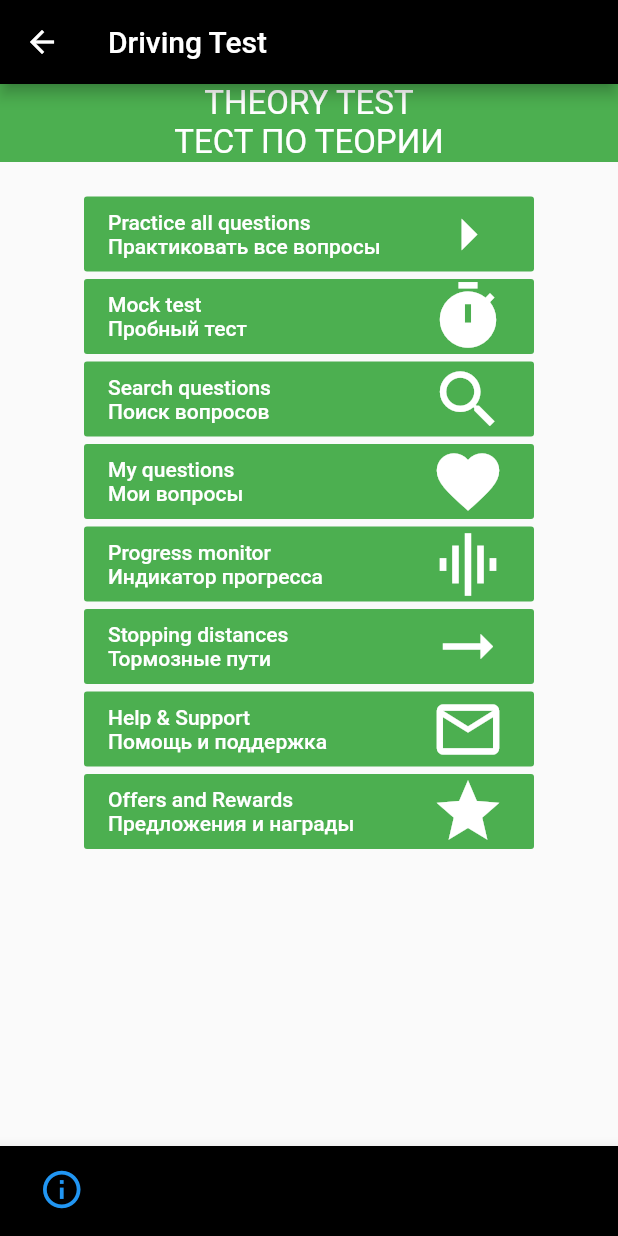
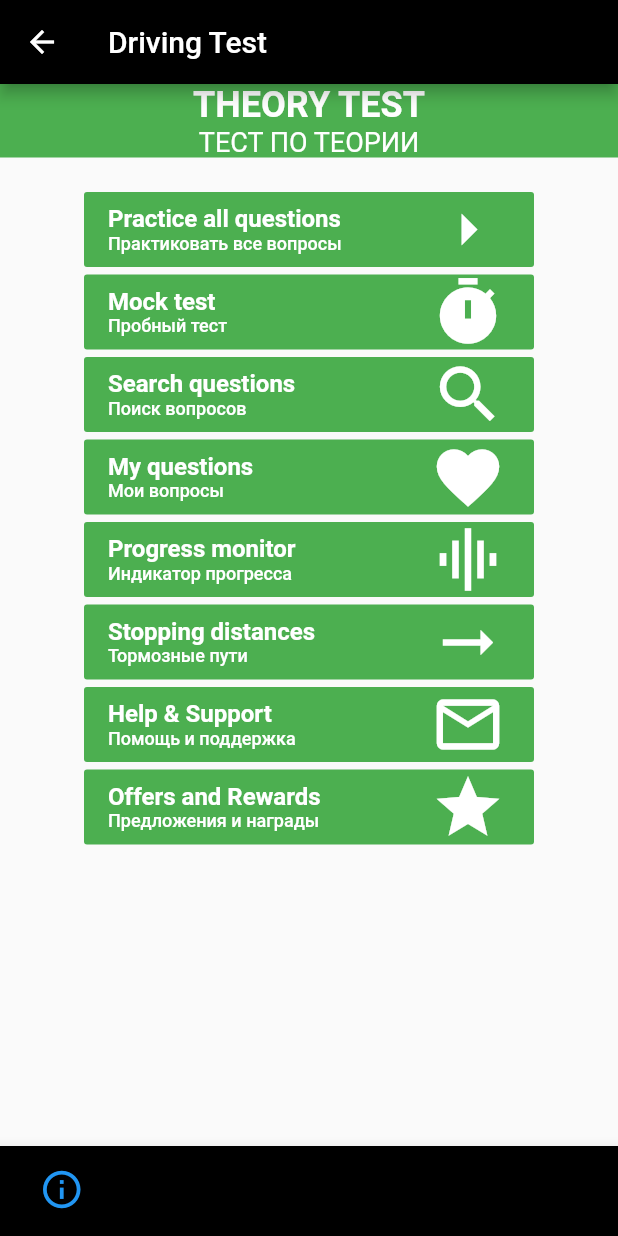
Before and after one commit to Impulseone/DrivingTheoryTest, a Flutter app: the screen it shows after launch, after a tap on "THEORY TEST", on a phone screen of 412 x 824 dp. Run offline on Flutter 3.47's test engine with Material 2 defaults, Android fonts, the phone set to English and light mode, and no system bars; our stand-ins replace rxdart, sqflite; accounts and stored records are empty.

Commit message:
text theme update

```diff
--- a/dirving_theory_test/assets/questions.json
+++ b/dirving_theory_test/assets/questions.json
@@ -3,7 +3,7 @@
     "id": 1,
     "category": "Alertness",
     "hasImage": true,
-    "question": "What does this sign mean?\n\nЧто означает этот знак?",
+    "question": "What does this sign mean?\nЧто означает этот знак?",
     "answer_1": "Mini-roundabout\nМини-карусель",
     "answer_2": "Ring road\nКольцевая дорога",
     "answer_3": "Buses turning\nАвтобусный поворот",
--- /dev/null
+++ b/dirving_theory_test/lib/extension/custom_text_style.dart
@@ -0,0 +1,23 @@
+import 'package:flutter/material.dart';
+
+class CustomTextStyle {
+
+  static TextStyle engTextStyleHeadline(BuildContext context) {
+    return Theme.of(context).textTheme.headline1.copyWith(fontSize: 24.0, fontWeight: FontWeight.bold, color: Colors.white);
+  }
+  static TextStyle rusTextStyleHeadline(BuildContext context) {
+    return Theme.of(context).textTheme.headline1.copyWith(fontSize: 18.0, fontWeight: FontWeight.normal, color: Colors.white);
+  }
+  static TextStyle engTextStyleBody(BuildContext context) {
+    return Theme.of(context).textTheme.bodyText1.copyWith(fontSize: 16.0, fontWeight: FontWeight.bold, color: Colors.white);
+  }
+  static TextStyle rusTextStyleBody(BuildContext context) {
+    return Theme.of(context).textTheme.bodyText1.copyWith(fontSize: 12.0, color: Colors.white);
+  }
+  static TextStyle engTextStyleBodyBlack(BuildContext context) {
+    return Theme.of(context).textTheme.bodyText1.copyWith(fontSize: 16.0, fontWeight: FontWeight.bold, color: Colors.black);
+  }
+  static TextStyle rusTextStyleBodyBlack(BuildContext context) {
+    return Theme.of(context).textTheme.bodyText1.copyWith(fontSize: 12.0, color: Colors.black);
+  }
+}
--- a/dirving_theory_test/lib/main.dart
+++ b/dirving_theory_test/lib/main.dart
@@ -1,5 +1,6 @@
 import 'package:dirving_theory_test/bloc/question_bloc.dart';
 import 'package:dirving_theory_test/database/database.dart';
+import 'package:dirving_theory_test/extension/custom_text_style.dart';
 import 'package:dirving_theory_test/model/question.dart';
 import 'package:dirving_theory_test/view/theory_test_page.dart';
 import 'package:flutter/material.dart';
@@ -118,20 +119,15 @@ class _HomePageState extends State<HomePage> {
           ),
           Text("$engText",
               textAlign: TextAlign.center,
-              style: TextStyle(
-                color: Colors.white,
-                fontSize: 14,
-              )),
+              style: CustomTextStyle.engTextStyleBody(context)),
           Padding(padding: EdgeInsets.all(4)),
           Text("$rusText",
               textAlign: TextAlign.center,
-              style: TextStyle(
-                color: Colors.white,
-                fontSize: 14,
-              ))
+              style: CustomTextStyle.rusTextStyleBody(context))
         ],
       ),
       onPressed: () {
+        if(engText=="THEORY TEST")
         Navigator.of(context).push(
             MaterialPageRoute(builder: (context) => TheoryTestMenuPage()));
       },
--- a/dirving_theory_test/lib/view/theory_test_page.dart
+++ b/dirving_theory_test/lib/view/theory_test_page.dart
@@ -1,5 +1,6 @@
 import 'package:dirving_theory_test/bloc/categories_bloc.dart';
 import 'package:dirving_theory_test/extension/categories_provider.dart';
+import 'package:dirving_theory_test/extension/custom_text_style.dart';
 import 'package:dirving_theory_test/view/categories_to_practice_screen.dart';
 import 'package:flutter/material.dart';
 
@@ -9,7 +10,6 @@ class TheoryTestMenuPage extends StatefulWidget {
 }
 
 class _TheoryTestMenuPageState extends State<TheoryTestMenuPage> {
-
   CategoriesBloc categoriesBloc = new CategoriesBloc();
 
   @override
@@ -22,35 +22,40 @@ class _TheoryTestMenuPageState extends State<TheoryTestMenuPage> {
         body: Column(
           children: [
             Container(
-              child: Text(
-                "THEORY TEST\n"
-                "ТЕСТ ПО ТЕОРИИ",
-                style: TextStyle(
-                  color: Colors.white,
-                  fontSize: 22,
-                ),
-                textAlign: TextAlign.center,
+              child: Column(
+                children: [
+                  Text(
+                    "THEORY TEST",
+                    style: CustomTextStyle.engTextStyleHeadline(context),
+                    textAlign: TextAlign.center,
+                  ),
+                  Text(
+                    "ТЕСТ ПО ТЕОРИИ",
+                    style: CustomTextStyle.rusTextStyleHeadline(context),
+                    textAlign: TextAlign.center,
+                  ),
+                ],
               ),
               color: Colors.green,
               width: double.infinity,
             ),
             Padding(padding: EdgeInsets.only(top: 18)),
-            button("Practice all questions\nПрактиковать все вопросы",
+            button("Practice all questions", "Практиковать все вопросы",
                 Icons.arrow_right),
-            button("Mock test \nПробный тест", Icons.timer),
-            button("Search questions \nПоиск вопросов", Icons.search),
-            button("My questions\nМои вопросы", Icons.favorite),
-            button("Progress monitor\nИндикатор прогресса", Icons.graphic_eq),
-            button("Stopping distances \nТормозные пути",
+            button("Mock test", "Пробный тест", Icons.timer),
+            button("Search questions", "Поиск вопросов", Icons.search),
+            button("My questions", "Мои вопросы", Icons.favorite),
+            button("Progress monitor", "Индикатор прогресса", Icons.graphic_eq),
+            button("Stopping distances", "Тормозные пути",
                 Icons.arrow_right_alt_outlined),
-            button("Help & Support \nПомощь и поддержка", Icons.mail_outline),
-            button("Offers and Rewards \nПредложения и награды", Icons.star),
+            button("Help & Support", "Помощь и поддержка", Icons.mail_outline),
+            button("Offers and Rewards", "Предложения и награды", Icons.star),
           ],
         ),
         bottomNavigationBar: bottomNavigationBar());
   }
 
-  Widget button(String text, IconData iconData) {
+  Widget button(String engText, String rusText, IconData iconData) {
     return Padding(
         padding: EdgeInsets.only(top: 5),
         child: SizedBox(
@@ -62,22 +67,31 @@ class _TheoryTestMenuPageState extends State<TheoryTestMenuPage> {
                 children: [
                   Container(
                     width: 215,
-                    child: Text(
-                      text,
-                      textAlign: TextAlign.left,
-                      style: TextStyle(
-                        color: Colors.white,
-                        fontSize: 14,
-                      ),
+                    child: Column(
+                      crossAxisAlignment: CrossAxisAlignment.start,
+                      children: [
+                        Text(
+                          engText,
+                          style: CustomTextStyle.engTextStyleBody(context),
+                        ),
+                        Text(
+                          rusText,
+                          style: CustomTextStyle.rusTextStyleBody(context),
+                        ),
+                      ],
                     ),
                   ),
                   Icon(iconData, color: Colors.white, size: 50)
                 ],
               ),
               onPressed: () {
-                categoriesBloc.readAnsweredQuestions();
-                Navigator.of(context).push(MaterialPageRoute(
-                    builder: (context) => CategoriesToPracticeScreen(categoriesBloc, CategoriesProvider().generateCategoriesInfo())));
+                if (engText == "Practice all questions") {
+                  categoriesBloc.readAnsweredQuestions();
+                  Navigator.of(context).push(MaterialPageRoute(
+                      builder: (context) => CategoriesToPracticeScreen(
+                          categoriesBloc,
+                          CategoriesProvider().generateCategoriesInfo())));
+                }
               }),
         ));
   }
```
Also changed, not shown: dirving_theory_test/lib/view/categories_to_practice_screen.dart (+19 -7 lines), dirving_theory_test/lib/view/question_info_screen.dart (+17 -3 lines), dirving_theory_test/lib/view/question_screen.dart (+58 -16 lines).
